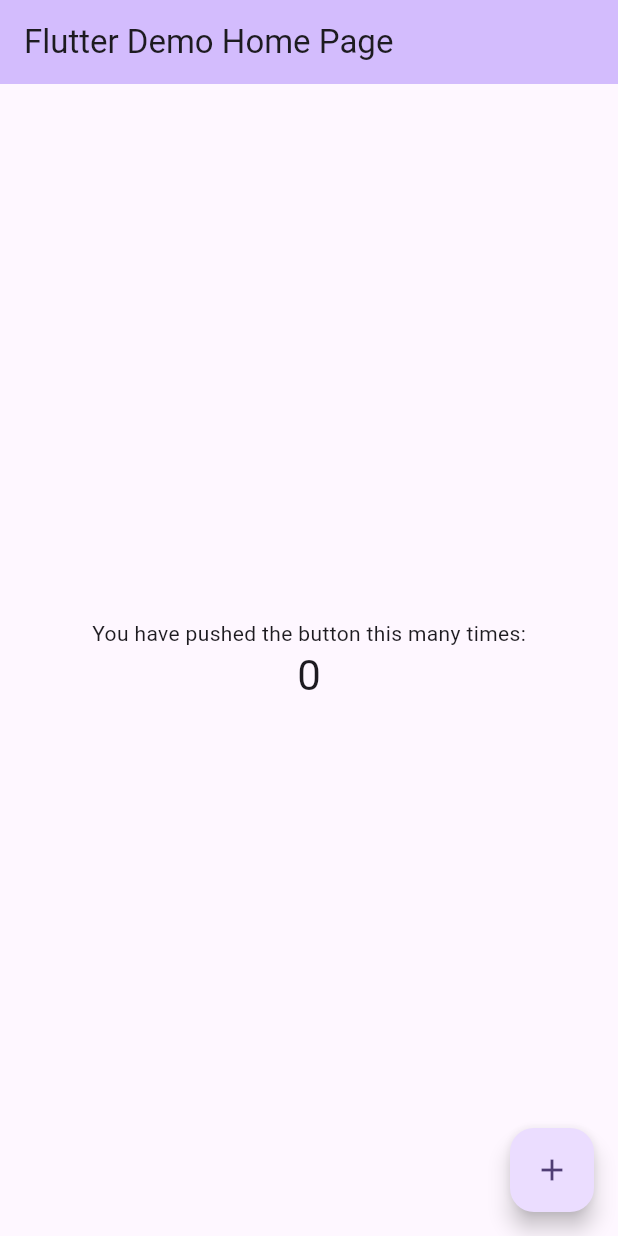
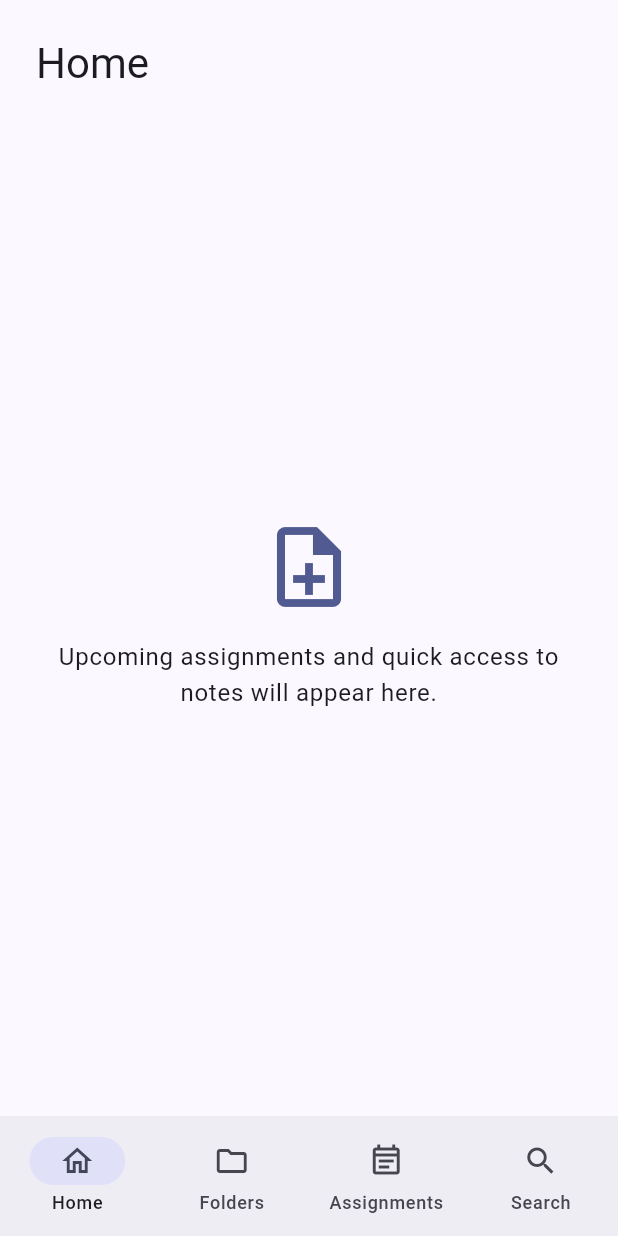
Before and after one commit to Jand245/app3, a Flutter app: the screen it shows after launch, on a phone screen of 412 x 824 dp. Run offline on Flutter 3.47's test engine with Material 3 defaults, Android fonts, the phone set to English and light mode, and no system bars.

Commit message:
add home page layout and dummy buttons

```diff
--- a/lib/main.dart
+++ b/lib/main.dart
@@ -1,122 +1,22 @@
 import 'package:flutter/material.dart';
 
-void main() {
-  runApp(const MyApp());
-}
+import 'screens/main_shell.dart';
 
-class MyApp extends StatelessWidget {
-  const MyApp({super.key});
+void main() => runApp(const NotesApp());
 
-  // This widget is the root of your application.
+class NotesApp extends StatelessWidget {
+  const NotesApp({super.key});
+
   @override
   Widget build(BuildContext context) {
     return MaterialApp(
-      title: 'Flutter Demo',
+      title: 'Notes & Assignments',
+      debugShowCheckedModeBanner: false,
       theme: ThemeData(
-        // This is the theme of your application.
-        //
-        // TRY THIS: Try running your application with "flutter run". You'll see
-        // the application has a purple toolbar. Then, without quitting the app,
-        // try changing the seedColor in the colorScheme below to Colors.green
-        // and then invoke "hot reload" (save your changes or press the "hot
-        // reload" button in a Flutter-supported IDE, or press "r" if you used
-        // the command line to start the app).
-        //
-        // Notice that the counter didn't reset back to zero; the application
-        // state is not lost during the reload. To reset the state, use hot
-        // restart instead.
-        //
-        // This works for code too, not just values: Most code changes can be
-        // tested with just a hot reload.
-        colorScheme: .fromSeed(seedColor: Colors.deepPurple),
+        colorScheme: ColorScheme.fromSeed(seedColor: Colors.indigo),
+        useMaterial3: true,
       ),
-      home: const MyHomePage(title: 'Flutter Demo Home Page'),
+      home: const MainShell(),
     );
   }
 }
-
-class MyHomePage extends StatefulWidget {
-  const MyHomePage({super.key, required this.title});
-
-  // This widget is the home page of your application. It is stateful, meaning
-  // that it has a State object (defined below) that contains fields that affect
-  // how it looks.
-
-  // This class is the configuration for the state. It holds the values (in this
-  // case the title) provided by the parent (in this case the App widget) and
-  // used by the build method of the State. Fields in a Widget subclass are
-  // always marked "final".
-
-  final String title;
-
-  @override
-  State<MyHomePage> createState() => _MyHomePageState();
-}
-
-class _MyHomePageState extends State<MyHomePage> {
-  int _counter = 0;
-
-  void _incrementCounter() {
-    setState(() {
-      // This call to setState tells the Flutter framework that something has
-      // changed in this State, which causes it to rerun the build method below
-      // so that the display can reflect the updated values. If we changed
-      // _counter without calling setState(), then the build method would not be
-      // called again, and so nothing would appear to happen.
-      _counter++;
-    });
-  }
-
-  @override
-  Widget build(BuildContext context) {
-    // This method is rerun every time setState is called, for instance as done
-    // by the _incrementCounter method above.
-    //
-    // The Flutter framework has been optimized to make rerunning build methods
-    // fast, so that you can just rebuild anything that needs updating rather
-    // than having to individually change instances of widgets.
-    return Scaffold(
-      appBar: AppBar(
-        // TRY THIS: Try changing the color here to a specific color (to
-        // Colors.amber, perhaps?) and trigger a hot reload to see the AppBar
-        // change color while the other colors stay the same.
-        backgroundColor: Theme.of(context).colorScheme.inversePrimary,
-        // Here we take the value from the MyHomePage object that was created by
-        // the App.build method, and use it to set our appbar title.
-        title: Text(widget.title),
-      ),
-      body: Center(
-        // Center is a layout widget. It takes a single child and positions it
-        // in the middle of the parent.
-        child: Column(
-          // Column is also a layout widget. It takes a list of children and
-          // arranges them vertically. By default, it sizes itself to fit its
-          // children horizontally, and tries to be as tall as its parent.
-          //
-          // Column has various properties to control how it sizes itself and
-          // how it positions its children. Here we use mainAxisAlignment to
-          // center the children vertically; the main axis here is the vertical
-          // axis because Columns are vertical (the cross axis would be
-          // horizontal).
-          //
-          // TRY THIS: Invoke "debug painting" (choose the "Toggle Debug Paint"
-          // action in the IDE, or press "p" in the console), to see the
-          // wireframe for each widget.
-          mainAxisAlignment: .center,
-          children: [
-            const Text('You have pushed the button this many times:'),
-            Text(
-              '$_counter',
-              style: Theme.of(context).textTheme.headlineMedium,
-            ),
-          ],
-        ),
-      ),
-      floatingActionButton: FloatingActionButton(
-        onPressed: _incrementCounter,
-        tooltip: 'Increment',
-        child: const Icon(Icons.add),
-      ),
-    );
-  }
-}
--- /dev/null
+++ b/lib/screens/assignments_screen.dart
@@ -0,0 +1,16 @@
+import 'package:flutter/material.dart';
+
+import 'placeholder_page.dart';
+
+class AssignmentsScreen extends StatelessWidget {
+  const AssignmentsScreen({super.key});
+
+  @override
+  Widget build(BuildContext context) {
+    return const PlaceholderPage(
+      title: 'Assignments',
+      icon: Icons.calendar_month_outlined,
+      message: 'Assignments, due dates, and the calendar will appear here.',
+    );
+  }
+}
--- /dev/null
+++ b/lib/screens/folders_screen.dart
@@ -0,0 +1,16 @@
+import 'package:flutter/material.dart';
+
+import 'placeholder_page.dart';
+
+class FoldersScreen extends StatelessWidget {
+  const FoldersScreen({super.key});
+
+  @override
+  Widget build(BuildContext context) {
+    return const PlaceholderPage(
+      title: 'Folders',
+      icon: Icons.folder_open_outlined,
+      message: 'Your note folders will appear here.',
+    );
+  }
+}
--- /dev/null
+++ b/lib/screens/home_screen.dart
@@ -0,0 +1,17 @@
+import 'package:flutter/material.dart';
+
+import 'placeholder_page.dart';
+
+class HomeScreen extends StatelessWidget {
+  const HomeScreen({super.key});
+
+  @override
+  Widget build(BuildContext context) {
+    return const PlaceholderPage(
+      title: 'Home',
+      icon: Icons.note_add_outlined,
+      message:
+          'Upcoming assignments and quick access to notes will appear here.',
+    );
+  }
+}
--- /dev/null
+++ b/lib/screens/main_shell.dart
@@ -0,0 +1,51 @@
+import 'package:flutter/material.dart';
+
+import 'assignments_screen.dart';
+import 'folders_screen.dart';
+import 'home_screen.dart';
+import 'search_screen.dart';
+
+class MainShell extends StatefulWidget {
+  const MainShell({super.key});
+
+  @override
+  State<MainShell> createState() => _MainShellState();
+}
+
+class _MainShellState extends State<MainShell> {
+  int _selectedIndex = 0;
+
+  static const _screens = <Widget>[
+    HomeScreen(),
+    FoldersScreen(),
+    AssignmentsScreen(),
+    SearchScreen(),
+  ];
+
+  @override
+  Widget build(BuildContext context) {
+    return Scaffold(
+      body: SafeArea(
+        child: IndexedStack(index: _selectedIndex, children: _screens),
+      ),
+      bottomNavigationBar: NavigationBar(
+        selectedIndex: _selectedIndex,
+        onDestinationSelected: (index) {
+          setState(() => _selectedIndex = index);
+        },
+        destinations: const [
+          NavigationDestination(icon: Icon(Icons.home_outlined), label: 'Home'),
+          NavigationDestination(
+            icon: Icon(Icons.folder_outlined),
+            label: 'Folders',
+          ),
+          NavigationDestination(
+            icon: Icon(Icons.event_note_outlined),
+            label: 'Assignments',
+          ),
+          NavigationDestination(icon: Icon(Icons.search), label: 'Search'),
+        ],
+      ),
+    );
+  }
+}
--- /dev/null
+++ b/lib/screens/placeholder_page.dart
@@ -0,0 +1,50 @@
+import 'package:flutter/material.dart';
+
+class PlaceholderPage extends StatelessWidget {
+  const PlaceholderPage({
+    required this.title,
+    required this.icon,
+    required this.message,
+    super.key,
+  });
+
+  final String title;
+  final IconData icon;
+  final String message;
+
+  @override
+  Widget build(BuildContext context) {
+    return Column(
+      crossAxisAlignment: CrossAxisAlignment.stretch,
+      children: [
+        Padding(
+          padding: const EdgeInsets.fromLTRB(24, 24, 24, 16),
+          child: Text(title, style: Theme.of(context).textTheme.headlineMedium),
+        ),
+        Expanded(
+          child: Center(
+            child: Padding(
+              padding: const EdgeInsets.all(32),
+              child: Column(
+                mainAxisSize: MainAxisSize.min,
+                children: [
+                  Icon(
+                    icon,
+                    size: 64,
+                    color: Theme.of(context).colorScheme.primary,
+                  ),
+                  const SizedBox(height: 16),
+                  Text(
+                    message,
+                    textAlign: TextAlign.center,
+                    style: Theme.of(context).textTheme.bodyLarge,
+                  ),
+                ],
+              ),
+            ),
+          ),
+        ),
+      ],
+    );
+  }
+}
--- /dev/null
+++ b/lib/screens/search_screen.dart
@@ -0,0 +1,16 @@
+import 'package:flutter/material.dart';
+
+import 'placeholder_page.dart';
+
+class SearchScreen extends StatelessWidget {
+  const SearchScreen({super.key});
+
+  @override
+  Widget build(BuildContext context) {
+    return const PlaceholderPage(
+      title: 'Search Notes',
+      icon: Icons.manage_search_outlined,
+      message: 'Note search will appear here.',
+    );
+  }
+}
```
Also changed, not shown: 1 other file.
